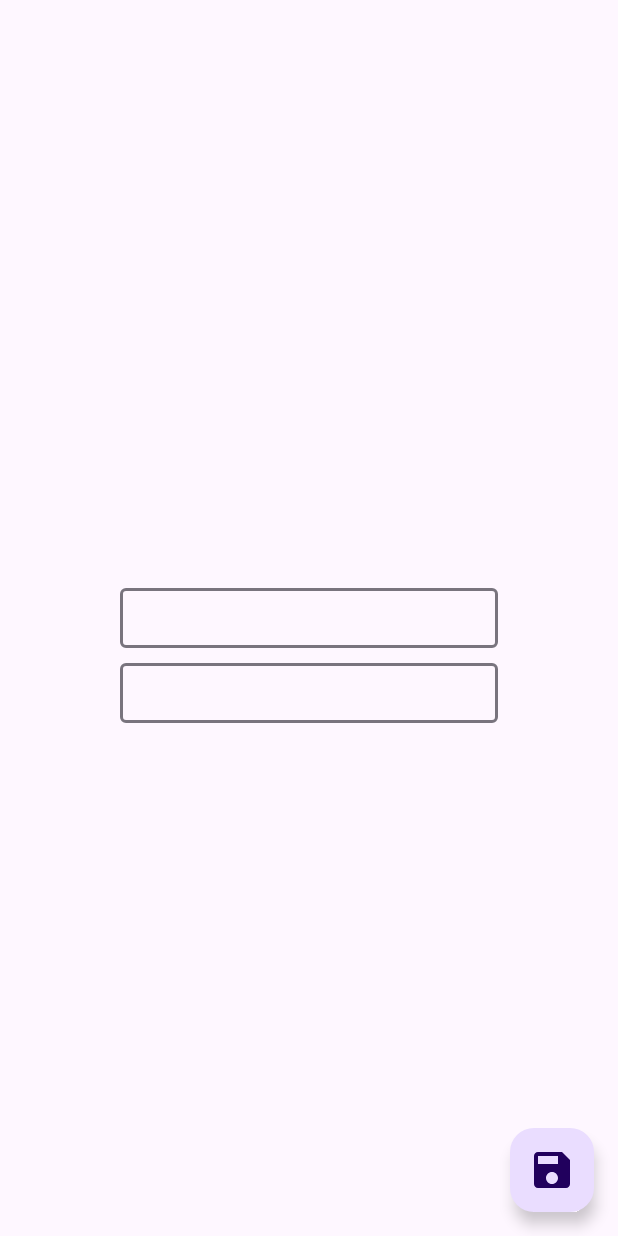
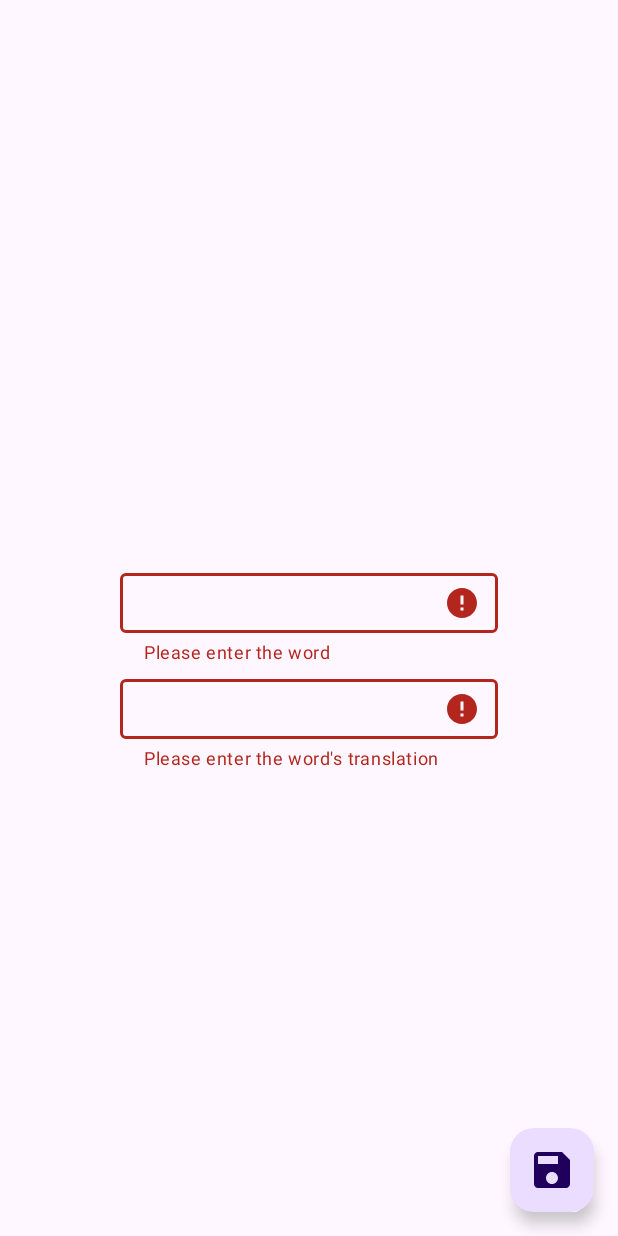
Before and after one commit to VortexDream/VortexDictionary, an Android app: the NewWordFragment screen opened through its navigation route, after a tap on "Save word", on a phone screen of 412 x 824 dp. Run offline under Robolectric (Android 15) with nearby library versions, the phone set to English and light mode, and no system bars; our stand-ins replace Dagger/Hilt's generated code.

Commit message:
Закончена функция добавления нового слова

```diff
--- a/app/src/main/java/com/vortex/android/vortexdictionary/fragments/newword/NewWordFragment.kt
+++ b/app/src/main/java/com/vortex/android/vortexdictionary/fragments/newword/NewWordFragment.kt
@@ -6,8 +6,12 @@ import android.view.View
 import android.view.ViewGroup
 import androidx.fragment.app.Fragment
 import androidx.fragment.app.viewModels
+import androidx.navigation.fragment.findNavController
+import com.vortex.android.vortexdictionary.R
 import com.vortex.android.vortexdictionary.databinding.FragmentNewWordBinding
+import com.vortex.android.vortexdictionary.model.Word
 import dagger.hilt.android.AndroidEntryPoint
+import java.util.Date
 
 @AndroidEntryPoint
 class NewWordFragment : Fragment() {
@@ -36,7 +40,29 @@ class NewWordFragment : Fragment() {
 
         binding.apply {
             fab.setOnClickListener {
-
+                val englishWord = englishWordTextField.editText!!.text.toString()
+                val russianWord = russianWordTextField.editText!!.text.toString()
+                if (englishWord.isNotBlank() && russianWord.isNotBlank()) {
+                    englishWordTextField.isErrorEnabled = false
+                    russianWordTextField.isErrorEnabled = false
+                    newWordViewModel.addWord(
+                        Word(
+                            englishText = englishWord,
+                            russianText = russianWord,
+                            date = Date()
+                        )
+                    )
+                    findNavController().popBackStack()
+                } else if (englishWord.isBlank() && russianWord.isBlank()) {
+                    englishWordTextField.error = getString(R.string.no_word_english_error)
+                    russianWordTextField.error = getString(R.string.no_word_russian_error)
+                } else if (englishWord.isBlank()) {
+                    englishWordTextField.error = getString(R.string.no_word_english_error)
+                    russianWordTextField.isErrorEnabled = false
+                } else {
+                    englishWordTextField.isErrorEnabled = false
+                    russianWordTextField.error = getString(R.string.no_word_russian_error)
+                }
             }
         }
     }
--- a/app/src/main/java/com/vortex/android/vortexdictionary/fragments/newword/NewWordViewModel.kt
+++ b/app/src/main/java/com/vortex/android/vortexdictionary/fragments/newword/NewWordViewModel.kt
@@ -15,7 +15,7 @@ class NewWordViewModel @Inject constructor(
 ) : ViewModel() {
 
     fun addWord(word: Word) = viewModelScope.launch(Dispatchers.IO) {
-
+        repository.addWord(word)
     }
 
 }
--- a/app/src/main/java/com/vortex/android/vortexdictionary/repository/BaseWordRepository.kt
+++ b/app/src/main/java/com/vortex/android/vortexdictionary/repository/BaseWordRepository.kt
@@ -6,4 +6,6 @@ interface BaseWordRepository {
 
     suspend fun getRandomWord(): Word?
 
+    suspend fun addWord(word: Word)
+
 }
--- a/app/src/main/java/com/vortex/android/vortexdictionary/repository/WordRepository.kt
+++ b/app/src/main/java/com/vortex/android/vortexdictionary/repository/WordRepository.kt
@@ -1,6 +1,7 @@
 package com.vortex.android.vortexdictionary.repository
 
 import com.vortex.android.vortexdictionary.database.WordDao
+import com.vortex.android.vortexdictionary.model.Word
 import javax.inject.Inject
 
 class WordRepository @Inject constructor(
@@ -9,4 +10,6 @@ class WordRepository @Inject constructor(
 
     override suspend fun getRandomWord() = databaseDao.getRandomWord()
 
+    override suspend fun addWord(word: Word) = databaseDao.addWord(word)
+
 }
--- /dev/null
+++ b/app/src/main/res/anim/slide_in_right.xml
@@ -0,0 +1,26 @@
+<?xml version="1.0" encoding="utf-8"?>
+<!--
+/* //device/apps/common/res/anim/slide_in_right.xml
+**
+** Copyright 2007, The Android Open Source Project
+**
+** Licensed under the Apache License, Version 2.0 (the "License");
+** you may not use this file except in compliance with the License.
+** You may obtain a copy of the License at
+**
+**     http://www.apache.org/licenses/LICENSE-2.0
+**
+** Unless required by applicable law or agreed to in writing, software
+** distributed under the License is distributed on an "AS IS" BASIS,
+** WITHOUT WARRANTIES OR CONDITIONS OF ANY KIND, either express or implied.
+** See the License for the specific language governing permissions and
+** limitations under the License.
+*/
+-->
+
+<set xmlns:android="http://schemas.android.com/apk/res/android">
+	<translate android:fromXDelta="50%p" android:toXDelta="0"
+            android:duration="@android:integer/config_mediumAnimTime"/>
+	<alpha android:fromAlpha="0.0" android:toAlpha="1.0"
+            android:duration="@android:integer/config_mediumAnimTime" />
+</set>
--- /dev/null
+++ b/app/src/main/res/anim/slide_out_left.xml
@@ -0,0 +1,26 @@
+<?xml version="1.0" encoding="utf-8"?>
+<!--
+/* //device/apps/common/res/anim/slide_out_left.xml
+**
+** Copyright 2007, The Android Open Source Project
+**
+** Licensed under the Apache License, Version 2.0 (the "License");
+** you may not use this file except in compliance with the License.
+** You may obtain a copy of the License at
+**
+**     http://www.apache.org/licenses/LICENSE-2.0
+**
+** Unless required by applicable law or agreed to in writing, software
+** distributed under the License is distributed on an "AS IS" BASIS,
+** WITHOUT WARRANTIES OR CONDITIONS OF ANY KIND, either express or implied.
+** See the License for the specific language governing permissions and
+** limitations under the License.
+*/
+-->
+
+<set xmlns:android="http://schemas.android.com/apk/res/android">
+	<translate android:fromXDelta="0" android:toXDelta="-50%p"
+            android:duration="@android:integer/config_mediumAnimTime"/>
+	<alpha android:fromAlpha="1.0" android:toAlpha="0.0"
+            android:duration="@android:integer/config_mediumAnimTime" />
+</set>
--- a/app/src/main/res/layout/fragment_new_word.xml
+++ b/app/src/main/res/layout/fragment_new_word.xml
@@ -10,7 +10,7 @@
     <com.google.android.material.textfield.TextInputLayout
         android:id="@+id/english_word_text_field"
         android:layout_width="match_parent"
-        android:layout_height="40dp"
+        android:layout_height="wrap_content"
         android:layout_marginHorizontal="80dp"
         app:boxStrokeWidth="2dp"
         app:hintEnabled="false"
@@ -20,17 +20,18 @@
         app:layout_constraintTop_toTopOf="parent">
 
         <com.google.android.material.textfield.TextInputEditText
-        android:layout_width="match_parent"
-        android:layout_height="40dp"
-        android:paddingTop="4dp"
-        android:paddingBottom="4dp"/>
+            android:layout_width="match_parent"
+            android:layout_height="40dp"
+            android:inputType="textCapSentences"
+            android:paddingTop="4dp"
+            android:paddingBottom="4dp"/>
 
     </com.google.android.material.textfield.TextInputLayout>
 
     <com.google.android.material.textfield.TextInputLayout
         android:id="@+id/russian_word_text_field"
         android:layout_width="match_parent"
-        android:layout_height="40dp"
+        android:layout_height="wrap_content"
         android:layout_marginHorizontal="80dp"
         android:layout_marginVertical="10dp"
         app:boxStrokeWidth="2dp"
@@ -42,6 +43,7 @@
         <com.google.android.material.textfield.TextInputEditText
             android:layout_width="match_parent"
             android:layout_height="40dp"
+            android:inputType="textCapSentences"
             android:paddingTop="4dp"
             android:paddingBottom="4dp"/>
 
--- a/app/src/main/res/navigation/nav_graph.xml
+++ b/app/src/main/res/navigation/nav_graph.xml
@@ -10,7 +10,11 @@
         android:label="WordCardFragment" >
         <action
             android:id="@+id/new_word"
-            app:destination="@id/newCardFragment" />
+            app:destination="@id/newCardFragment"
+            app:enterAnim="@anim/slide_in_right"
+            app:exitAnim="@anim/slide_out_left"
+            app:popEnterAnim="@android:anim/slide_in_left"
+            app:popExitAnim="@android:anim/slide_out_right"/>
     </fragment>
     <fragment
         android:id="@+id/newCardFragment"
--- a/app/src/main/res/values/strings.xml
+++ b/app/src/main/res/values/strings.xml
@@ -3,4 +3,7 @@
 
     <string name="create_fab_content_desc">Add new word</string>
     <string name="save_fab_content_desc">Save word</string>
+
+    <string name="no_word_english_error">Please enter the word</string>
+    <string name="no_word_russian_error">Please enter the word\'s translation</string>
 </resources>
```
